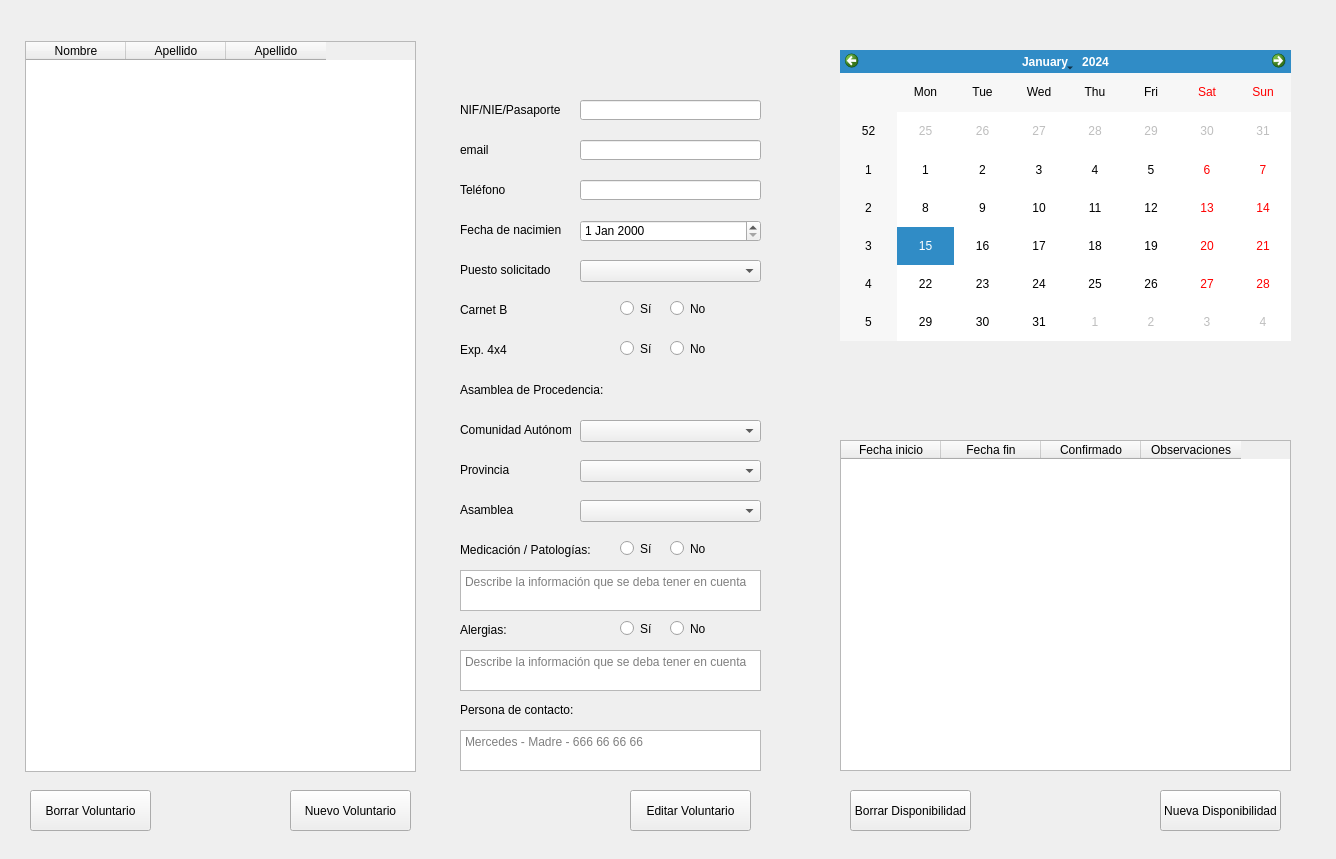
First picture: the form in src/ui/pages/volunteer_page.ui, repository BeCuber/Turnomatic, before the edit.
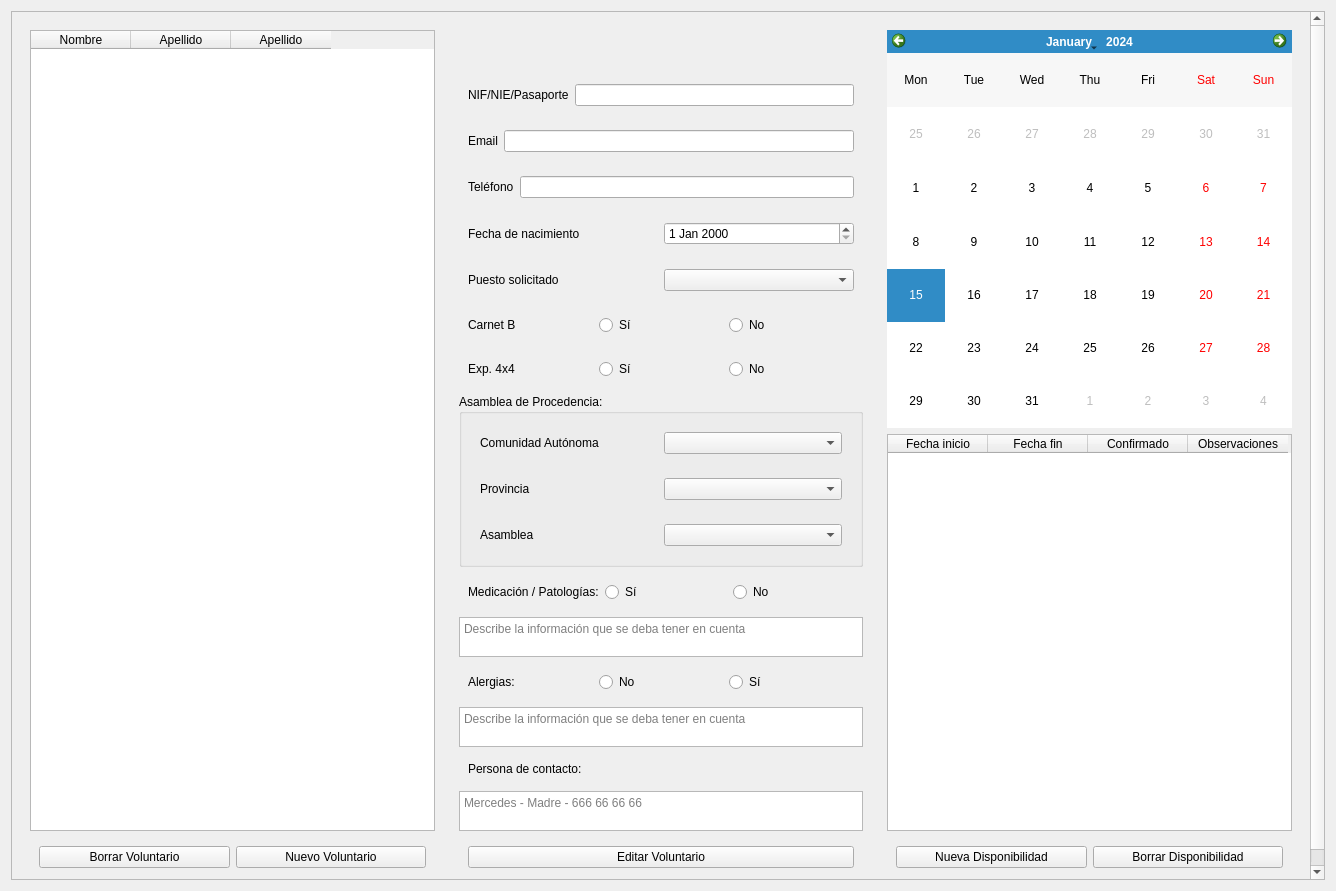
Second picture: the form after the edit.

Commit message: Refactor volunteer_page.py ui. There are now scrollbars. The layout has a better response. Changes edit-cancel-save buttons for volunteer.

The edit to the form file:
```diff
--- a/src/ui/pages/volunteer_page.ui
+++ b/src/ui/pages/volunteer_page.ui
@@ -7,18 +7,42 @@
     <x>0</x>
     <y>0</y>
     <width>1336</width>
-    <height>859</height>
+    <height>891</height>
    </rect>
   </property>
+  <property name="sizePolicy">
+   <sizepolicy hsizetype="Expanding" vsizetype="Expanding">
+    <horstretch>0</horstretch>
+    <verstretch>0</verstretch>
+   </sizepolicy>
+  </property>
+  <layout class="QHBoxLayout" name="horizontalLayout">
+   <item>
+    <widget class="QScrollArea" name="scrollArea">
+     <property name="widgetResizable">
+      <bool>true</bool>
+     </property>
+     <widget class="QWidget" name="scrollAreaWidgetContents">
+      <property name="geometry">
+       <rect>
+        <x>0</x>
+        <y>0</y>
+        <width>1316</width>
+        <height>871</height>
+       </rect>
+      </property>
+      <layout class="QHBoxLayout" name="horizontalLayout_2">
+       <item>
+        <widget class="QWidget" name="widgetLeft" native="true">
+         <property name="sizePolicy">
+          <sizepolicy hsizetype="Expanding" vsizetype="Preferred">
+           <horstretch>0</horstretch>
+           <verstretch>0</verstretch>
+          </sizepolicy>
+         </property>
+         <layout class="QVBoxLayout" name="verticalLayout_4">
+          <item>
   <widget class="QTableWidget" name="allVolunteerTableWidget">
-   <property name="geometry">
-    <rect>
-     <x>25</x>
-     <y>41</y>
-     <width>391</width>
-     <height>731</height>
-    </rect>
-   </property>
    <column>
     <property name="text">
      <string>Nombre</string>
@@ -35,14 +59,52 @@
     </property>
    </column>
   </widget>
+          </item>
+          <item>
+           <widget class="QWidget" name="widgetLBtn" native="true">
+            <property name="sizePolicy">
+             <sizepolicy hsizetype="Expanding" vsizetype="Preferred">
+              <horstretch>0</horstretch>
+              <verstretch>0</verstretch>
+             </sizepolicy>
+            </property>
+            <layout class="QHBoxLayout" name="horizontalLayout_18">
+             <item>
+              <widget class="QPushButton" name="btnDeleteVolunteer">
+               <property name="text">
+                <string>Borrar Voluntario</string>
+               </property>
+              </widget>
+             </item>
+             <item>
+              <widget class="QPushButton" name="btnAddVolunteer">
+               <property name="text">
+                <string>Nuevo Voluntario</string>
+               </property>
+              </widget>
+             </item>
+            </layout>
+           </widget>
+          </item>
+         </layout>
+        </widget>
+       </item>
+       <item>
+        <widget class="QWidget" name="widgetCenter" native="true">
+         <property name="sizePolicy">
+          <sizepolicy hsizetype="Expanding" vsizetype="Preferred">
+           <horstretch>0</horstretch>
+           <verstretch>0</verstretch>
+          </sizepolicy>
+         </property>
+         <layout class="QVBoxLayout" name="verticalLayout_7">
+          <item>
   <widget class="QLabel" name="labelNameVolunteer">
-   <property name="geometry">
-    <rect>
-     <x>460</x>
-     <y>50</y>
-     <width>301</width>
-     <height>31</height>
-    </rect>
+            <property name="sizePolicy">
+             <sizepolicy hsizetype="Expanding" vsizetype="Preferred">
+              <horstretch>0</horstretch>
+              <verstretch>0</verstretch>
+             </sizepolicy>
    </property>
    <property name="font">
     <font>
@@ -57,428 +119,456 @@
     <string/>
    </property>
   </widget>
-  <widget class="QLineEdit" name="lineEditPhone">
-   <property name="geometry">
-    <rect>
-     <x>580</x>
-     <y>180</y>
-     <width>181</width>
-     <height>20</height>
-    </rect>
-   </property>
-  </widget>
-  <widget class="QDateEdit" name="dateEditBirth">
-   <property name="geometry">
-    <rect>
-     <x>580</x>
-     <y>220</y>
-     <width>181</width>
-     <height>22</height>
-    </rect>
-   </property>
-  </widget>
-  <widget class="QLabel" name="labelTlf">
-   <property name="geometry">
-    <rect>
-     <x>460</x>
-     <y>180</y>
-     <width>101</width>
-     <height>20</height>
-    </rect>
-   </property>
-   <property name="text">
-    <string>Teléfono</string>
-   </property>
-  </widget>
-  <widget class="QLabel" name="labelBirthdate">
-   <property name="geometry">
-    <rect>
-     <x>460</x>
-     <y>220</y>
-     <width>101</width>
-     <height>20</height>
-    </rect>
-   </property>
-   <property name="text">
-    <string>Fecha de nacimiento</string>
-   </property>
-  </widget>
+          </item>
+          <item>
+           <widget class="QWidget" name="widgetDNI" native="true">
+            <property name="sizePolicy">
+             <sizepolicy hsizetype="Expanding" vsizetype="Expanding">
+              <horstretch>0</horstretch>
+              <verstretch>0</verstretch>
+             </sizepolicy>
+            </property>
+            <layout class="QHBoxLayout" name="horizontalLayout_20">
+             <item>
   <widget class="QLabel" name="labelID">
-   <property name="geometry">
-    <rect>
-     <x>460</x>
-     <y>100</y>
-     <width>101</width>
-     <height>20</height>
-    </rect>
-   </property>
    <property name="text">
     <string>NIF/NIE/Pasaporte</string>
    </property>
   </widget>
+             </item>
+             <item>
   <widget class="QLineEdit" name="lineEditDNI">
-   <property name="geometry">
-    <rect>
-     <x>580</x>
-     <y>100</y>
-     <width>181</width>
-     <height>20</height>
-    </rect>
-   </property>
    <property name="placeholderText">
     <string/>
    </property>
   </widget>
+             </item>
+            </layout>
+           </widget>
+          </item>
+          <item>
+           <widget class="QWidget" name="widgetEmail" native="true">
+            <property name="sizePolicy">
+             <sizepolicy hsizetype="Expanding" vsizetype="Expanding">
+              <horstretch>0</horstretch>
+              <verstretch>0</verstretch>
+             </sizepolicy>
+            </property>
+            <layout class="QHBoxLayout" name="horizontalLayout_21">
+             <item>
   <widget class="QLabel" name="labelEmail">
-   <property name="geometry">
-    <rect>
-     <x>460</x>
-     <y>140</y>
-     <width>101</width>
-     <height>20</height>
-    </rect>
-   </property>
    <property name="text">
-    <string>email</string>
-   </property>
-  </widget>
-  <widget class="QLineEdit" name="lineEditEmail">
-   <property name="geometry">
-    <rect>
-     <x>580</x>
-     <y>140</y>
-     <width>181</width>
-     <height>20</height>
-    </rect>
-   </property>
-  </widget>
-  <widget class="QComboBox" name="comboBoxCcaa">
-   <property name="geometry">
-    <rect>
-     <x>580</x>
-     <y>420</y>
-     <width>181</width>
-     <height>22</height>
-    </rect>
-   </property>
-  </widget>
-  <widget class="QComboBox" name="comboBoxProvince">
-   <property name="geometry">
-    <rect>
-     <x>580</x>
-     <y>460</y>
-     <width>181</width>
-     <height>22</height>
-    </rect>
-   </property>
-  </widget>
-  <widget class="QComboBox" name="comboBoxAssembly">
-   <property name="geometry">
-    <rect>
-     <x>580</x>
-     <y>500</y>
-     <width>181</width>
-     <height>22</height>
-    </rect>
-   </property>
-  </widget>
-  <widget class="QLabel" name="labelCcaa">
-   <property name="geometry">
-    <rect>
-     <x>460</x>
-     <y>420</y>
-     <width>111</width>
-     <height>20</height>
-    </rect>
-   </property>
+                <string>Email</string>
+               </property>
+              </widget>
+             </item>
+             <item>
+              <widget class="QLineEdit" name="lineEditEmail"/>
+             </item>
+            </layout>
+           </widget>
+          </item>
+          <item>
+           <widget class="QWidget" name="widgetPhone" native="true">
+            <property name="sizePolicy">
+             <sizepolicy hsizetype="Expanding" vsizetype="Expanding">
+              <horstretch>0</horstretch>
+              <verstretch>0</verstretch>
+             </sizepolicy>
+            </property>
+            <layout class="QHBoxLayout" name="horizontalLayout_22">
+             <item>
+              <widget class="QLabel" name="labelTlf">
+               <property name="text">
+                <string>Teléfono</string>
+               </property>
+              </widget>
+             </item>
+             <item>
+              <widget class="QLineEdit" name="lineEditPhone"/>
+             </item>
+            </layout>
+           </widget>
+          </item>
+          <item>
+           <widget class="QWidget" name="widgetBirthDate" native="true">
+            <property name="sizePolicy">
+             <sizepolicy hsizetype="Expanding" vsizetype="Expanding">
+              <horstretch>0</horstretch>
+              <verstretch>0</verstretch>
+             </sizepolicy>
+            </property>
+            <layout class="QHBoxLayout" name="horizontalLayout_23">
+             <item>
+              <widget class="QLabel" name="labelBirthdate">
    <property name="text">
-    <string>Comunidad Autónoma</string>
-   </property>
-  </widget>
-  <widget class="QLabel" name="labelProvince">
-   <property name="geometry">
-    <rect>
-     <x>460</x>
-     <y>460</y>
-     <width>111</width>
-     <height>20</height>
-    </rect>
-   </property>
-   <property name="text">
-    <string>Provincia</string>
-   </property>
-  </widget>
-  <widget class="QLabel" name="labelAssembly">
-   <property name="geometry">
-    <rect>
-     <x>460</x>
-     <y>500</y>
-     <width>111</width>
-     <height>20</height>
-    </rect>
-   </property>
+                <string>Fecha de nacimiento</string>
+               </property>
+              </widget>
+             </item>
+             <item>
+              <widget class="QDateEdit" name="dateEditBirth"/>
+             </item>
+            </layout>
+           </widget>
+          </item>
+          <item>
+           <widget class="QWidget" name="widgetPosition" native="true">
+            <property name="sizePolicy">
+             <sizepolicy hsizetype="Expanding" vsizetype="Expanding">
+              <horstretch>0</horstretch>
+              <verstretch>0</verstretch>
+             </sizepolicy>
+            </property>
+            <layout class="QHBoxLayout" name="horizontalLayout_24">
+             <item>
+              <widget class="QLabel" name="labelPosition">
    <property name="text">
-    <string>Asamblea</string>
-   </property>
-  </widget>
+                <string>Puesto solicitado</string>
+               </property>
+              </widget>
+             </item>
+             <item>
+              <widget class="QComboBox" name="comboBoxPosition"/>
+             </item>
+            </layout>
+           </widget>
+          </item>
+          <item>
+           <widget class="QWidget" name="widgetCarnet" native="true">
+            <property name="sizePolicy">
+             <sizepolicy hsizetype="Expanding" vsizetype="Expanding">
+              <horstretch>0</horstretch>
+              <verstretch>0</verstretch>
+             </sizepolicy>
+            </property>
+            <layout class="QHBoxLayout" name="horizontalLayout_25">
+             <item>
   <widget class="QLabel" name="labelCarnet">
-   <property name="geometry">
-    <rect>
-     <x>460</x>
-     <y>300</y>
-     <width>61</width>
-     <height>20</height>
-    </rect>
-   </property>
    <property name="text">
     <string>Carnet B</string>
    </property>
   </widget>
+             </item>
+             <item>
   <widget class="QRadioButton" name="radioButtonCarnetYes">
-   <property name="geometry">
-    <rect>
-     <x>620</x>
-     <y>300</y>
-     <width>41</width>
-     <height>17</height>
-    </rect>
-   </property>
    <property name="text">
     <string>Sí</string>
    </property>
   </widget>
+             </item>
+             <item>
   <widget class="QRadioButton" name="radioButtonCarnetNo">
-   <property name="geometry">
-    <rect>
-     <x>670</x>
-     <y>300</y>
-     <width>41</width>
-     <height>17</height>
-    </rect>
-   </property>
    <property name="text">
     <string>No</string>
    </property>
   </widget>
+             </item>
+            </layout>
+           </widget>
+          </item>
+          <item>
+           <widget class="QWidget" name="widget4x4" native="true">
+            <property name="sizePolicy">
+             <sizepolicy hsizetype="Expanding" vsizetype="Expanding">
+              <horstretch>0</horstretch>
+              <verstretch>0</verstretch>
+             </sizepolicy>
+            </property>
+            <layout class="QHBoxLayout" name="horizontalLayout_26">
+             <item>
   <widget class="QLabel" name="labelExp4x4">
-   <property name="geometry">
-    <rect>
-     <x>460</x>
-     <y>340</y>
-     <width>61</width>
-     <height>20</height>
-    </rect>
-   </property>
    <property name="text">
     <string>Exp. 4x4</string>
    </property>
   </widget>
-  <widget class="QRadioButton" name="radioButton4x4No">
-   <property name="geometry">
-    <rect>
-     <x>670</x>
-     <y>340</y>
-     <width>41</width>
-     <height>17</height>
-    </rect>
-   </property>
-   <property name="text">
-    <string>No</string>
-   </property>
-  </widget>
+             </item>
+             <item>
   <widget class="QRadioButton" name="radioButton4x4Yes">
-   <property name="geometry">
-    <rect>
-     <x>620</x>
-     <y>340</y>
-     <width>41</width>
-     <height>17</height>
-    </rect>
-   </property>
    <property name="text">
     <string>Sí</string>
    </property>
   </widget>
-  <widget class="QComboBox" name="comboBoxPosition">
-   <property name="geometry">
-    <rect>
-     <x>580</x>
-     <y>260</y>
-     <width>181</width>
-     <height>22</height>
-    </rect>
-   </property>
-  </widget>
-  <widget class="QLabel" name="labelPosition">
-   <property name="geometry">
-    <rect>
-     <x>460</x>
-     <y>260</y>
-     <width>91</width>
-     <height>20</height>
-    </rect>
-   </property>
+             </item>
+             <item>
+              <widget class="QRadioButton" name="radioButton4x4No">
    <property name="text">
-    <string>Puesto solicitado</string>
-   </property>
-  </widget>
-  <widget class="QLabel" name="labelAsambleaProcedencia">
-   <property name="geometry">
-    <rect>
-     <x>460</x>
-     <y>380</y>
-     <width>151</width>
-     <height>20</height>
-    </rect>
-   </property>
-   <property name="font">
-    <font>
-     <pointsize>9</pointsize>
-    </font>
-   </property>
-   <property name="text">
+                <string>No</string>
+               </property>
+              </widget>
+             </item>
+            </layout>
+           </widget>
+          </item>
+          <item>
+           <widget class="QGroupBox" name="gBAssembly">
+            <property name="sizePolicy">
+             <sizepolicy hsizetype="Expanding" vsizetype="Expanding">
+              <horstretch>0</horstretch>
+              <verstretch>0</verstretch>
+             </sizepolicy>
+            </property>
+            <property name="title">
     <string>Asamblea de Procedencia:</string>
    </property>
-  </widget>
+            <layout class="QVBoxLayout" name="verticalLayout_8">
+             <item>
+              <widget class="QWidget" name="widgetCcaa" native="true">
+               <property name="sizePolicy">
+                <sizepolicy hsizetype="Expanding" vsizetype="Expanding">
+                 <horstretch>0</horstretch>
+                 <verstretch>0</verstretch>
+                </sizepolicy>
+               </property>
+               <layout class="QHBoxLayout" name="horizontalLayout_27">
+                <item>
+                 <widget class="QLabel" name="labelCcaa">
+                  <property name="text">
+                   <string>Comunidad Autónoma</string>
+                  </property>
+                 </widget>
+                </item>
+                <item>
+                 <widget class="QComboBox" name="comboBoxCcaa"/>
+                </item>
+               </layout>
+              </widget>
+             </item>
+             <item>
+              <widget class="QWidget" name="widgetProvince" native="true">
+               <property name="sizePolicy">
+                <sizepolicy hsizetype="Expanding" vsizetype="Expanding">
+                 <horstretch>0</horstretch>
+                 <verstretch>0</verstretch>
+                </sizepolicy>
+               </property>
+               <layout class="QHBoxLayout" name="horizontalLayout_28">
+                <item>
+                 <widget class="QLabel" name="labelProvince">
+                  <property name="text">
+                   <string>Provincia</string>
+                  </property>
+                 </widget>
+                </item>
+                <item>
+                 <widget class="QComboBox" name="comboBoxProvince"/>
+                </item>
+               </layout>
+              </widget>
+             </item>
+             <item>
+              <widget class="QWidget" name="widgetAssembly" native="true">
+               <property name="sizePolicy">
+                <sizepolicy hsizetype="Expanding" vsizetype="Expanding">
+                 <horstretch>0</horstretch>
+                 <verstretch>0</verstretch>
+                </sizepolicy>
+               </property>
+               <layout class="QHBoxLayout" name="horizontalLayout_29">
+                <item>
+                 <widget class="QLabel" name="labelAssembly">
+                  <property name="text">
+                   <string>Asamblea</string>
+                  </property>
+                 </widget>
+                </item>
+                <item>
+                 <widget class="QComboBox" name="comboBoxAssembly"/>
+                </item>
+               </layout>
+              </widget>
+             </item>
+            </layout>
+           </widget>
+          </item>
+          <item>
+           <widget class="QWidget" name="widgetMedYesNo" native="true">
+            <property name="sizePolicy">
+             <sizepolicy hsizetype="Expanding" vsizetype="Expanding">
+              <horstretch>0</horstretch>
+              <verstretch>0</verstretch>
+             </sizepolicy>
+            </property>
+            <layout class="QHBoxLayout" name="horizontalLayout_30">
+             <item>
   <widget class="QLabel" name="labelMedication">
-   <property name="geometry">
-    <rect>
-     <x>460</x>
-     <y>540</y>
-     <width>151</width>
-     <height>20</height>
-    </rect>
-   </property>
    <property name="text">
     <string>Medicación / Patologías:</string>
    </property>
   </widget>
-  <widget class="QLabel" name="labelContactPerson">
-   <property name="geometry">
-    <rect>
-     <x>460</x>
-     <y>700</y>
-     <width>151</width>
-     <height>20</height>
-    </rect>
-   </property>
+             </item>
+             <item>
+              <widget class="QRadioButton" name="radioButtonMedicationYes">
+               <property name="text">
+                <string>Sí</string>
+               </property>
+              </widget>
+             </item>
+             <item>
+              <widget class="QRadioButton" name="radioButtonMedicationNo">
    <property name="text">
-    <string>Persona de contacto:</string>
-   </property>
-  </widget>
+                <string>No</string>
+               </property>
+              </widget>
+             </item>
+            </layout>
+           </widget>
+          </item>
+          <item>
+           <widget class="QPlainTextEdit" name="plainTextEditMedication">
+            <property name="sizePolicy">
+             <sizepolicy hsizetype="Expanding" vsizetype="Expanding">
+              <horstretch>0</horstretch>
+              <verstretch>0</verstretch>
+             </sizepolicy>
+            </property>
+            <property name="maximumSize">
+             <size>
+              <width>16777215</width>
+              <height>40</height>
+             </size>
+            </property>
+            <property name="placeholderText">
+             <string>Describe la información que se deba tener en cuenta</string>
+            </property>
+           </widget>
+          </item>
+          <item>
+           <widget class="QWidget" name="widgetAllergyYesNo" native="true">
+            <property name="sizePolicy">
+             <sizepolicy hsizetype="Expanding" vsizetype="Expanding">
+              <horstretch>0</horstretch>
+              <verstretch>0</verstretch>
+             </sizepolicy>
+            </property>
+            <layout class="QHBoxLayout" name="horizontalLayout_31">
+             <item>
   <widget class="QLabel" name="labelAllergies">
-   <property name="geometry">
-    <rect>
-     <x>460</x>
-     <y>620</y>
-     <width>151</width>
-     <height>20</height>
-    </rect>
-   </property>
    <property name="text">
     <string>Alergias:</string>
    </property>
   </widget>
-  <widget class="QPlainTextEdit" name="plainTextEditMedication">
-   <property name="geometry">
-    <rect>
-     <x>460</x>
-     <y>570</y>
-     <width>301</width>
-     <height>41</height>
-    </rect>
-   </property>
-   <property name="placeholderText">
-    <string>Describe la información que se deba tener en cuenta</string>
-   </property>
-  </widget>
+             </item>
+             <item>
+              <widget class="QRadioButton" name="radioButtonAllergyNo">
+               <property name="text">
+                <string>No</string>
+               </property>
+              </widget>
+             </item>
+             <item>
+              <widget class="QRadioButton" name="radioButtonAllergyYes">
+               <property name="text">
+                <string>Sí</string>
+               </property>
+              </widget>
+             </item>
+            </layout>
+           </widget>
+          </item>
+          <item>
   <widget class="QPlainTextEdit" name="plainTextEditAllergies">
-   <property name="geometry">
-    <rect>
-     <x>460</x>
-     <y>650</y>
-     <width>301</width>
-     <height>41</height>
-    </rect>
+            <property name="sizePolicy">
+             <sizepolicy hsizetype="Expanding" vsizetype="Expanding">
+              <horstretch>0</horstretch>
+              <verstretch>0</verstretch>
+             </sizepolicy>
+            </property>
+            <property name="maximumSize">
+             <size>
+              <width>16777215</width>
+              <height>40</height>
+             </size>
    </property>
    <property name="placeholderText">
     <string>Describe la información que se deba tener en cuenta</string>
    </property>
   </widget>
+          </item>
+          <item>
+           <widget class="QWidget" name="widgetLabelContact" native="true">
+            <property name="sizePolicy">
+             <sizepolicy hsizetype="Expanding" vsizetype="Expanding">
+              <horstretch>0</horstretch>
+              <verstretch>0</verstretch>
+             </sizepolicy>
+            </property>
+            <layout class="QHBoxLayout" name="horizontalLayout_32">
+             <item>
+              <widget class="QLabel" name="labelContactPerson">
+               <property name="text">
+                <string>Persona de contacto:</string>
+               </property>
+              </widget>
+             </item>
+            </layout>
+           </widget>
+          </item>
+          <item>
   <widget class="QPlainTextEdit" name="plainTextEditContactPerson">
-   <property name="geometry">
-    <rect>
-     <x>460</x>
-     <y>730</y>
-     <width>301</width>
-     <height>41</height>
-    </rect>
+            <property name="sizePolicy">
+             <sizepolicy hsizetype="Expanding" vsizetype="Expanding">
+              <horstretch>0</horstretch>
+              <verstretch>0</verstretch>
+             </sizepolicy>
+            </property>
+            <property name="maximumSize">
+             <size>
+              <width>16777215</width>
+              <height>40</height>
+             </size>
    </property>
    <property name="placeholderText">
     <string>Mercedes - Madre - 666 66 66 66</string>
    </property>
   </widget>
-  <widget class="QRadioButton" name="radioButtonMedicationYes">
-   <property name="geometry">
-    <rect>
-     <x>620</x>
-     <y>540</y>
-     <width>41</width>
-     <height>17</height>
-    </rect>
-   </property>
-   <property name="text">
-    <string>Sí</string>
-   </property>
-  </widget>
-  <widget class="QRadioButton" name="radioButtonMedicationNo">
-   <property name="geometry">
-    <rect>
-     <x>670</x>
-     <y>540</y>
-     <width>41</width>
-     <height>17</height>
-    </rect>
-   </property>
+          </item>
+          <item>
+           <widget class="QWidget" name="widgetCBtn" native="true">
+            <property name="sizePolicy">
+             <sizepolicy hsizetype="Expanding" vsizetype="Preferred">
+              <horstretch>0</horstretch>
+              <verstretch>0</verstretch>
+             </sizepolicy>
+            </property>
+            <layout class="QHBoxLayout" name="horizontalLayout_33">
+             <item>
+              <widget class="QPushButton" name="btnEditVolunteer">
+               <property name="sizePolicy">
+                <sizepolicy hsizetype="Expanding" vsizetype="Fixed">
+                 <horstretch>0</horstretch>
+                 <verstretch>0</verstretch>
+                </sizepolicy>
+               </property>
    <property name="text">
-    <string>No</string>
-   </property>
-  </widget>
-  <widget class="QRadioButton" name="radioButtonAllergyYes">
-   <property name="geometry">
-    <rect>
-     <x>620</x>
-     <y>620</y>
-     <width>41</width>
-     <height>17</height>
-    </rect>
-   </property>
-   <property name="text">
-    <string>Sí</string>
-   </property>
-  </widget>
-  <widget class="QRadioButton" name="radioButtonAllergyNo">
-   <property name="geometry">
-    <rect>
-     <x>670</x>
-     <y>620</y>
-     <width>41</width>
-     <height>17</height>
-    </rect>
-   </property>
-   <property name="text">
-    <string>No</string>
-   </property>
-  </widget>
+                <string>Editar Voluntario</string>
+               </property>
+              </widget>
+             </item>
+            </layout>
+           </widget>
+          </item>
+         </layout>
+        </widget>
+       </item>
+       <item>
+        <widget class="QWidget" name="widgetRight" native="true">
+         <property name="sizePolicy">
+          <sizepolicy hsizetype="Expanding" vsizetype="Preferred">
+           <horstretch>0</horstretch>
+           <verstretch>0</verstretch>
+          </sizepolicy>
+         </property>
+         <layout class="QVBoxLayout" name="verticalLayout_6">
+          <item>
+           <widget class="QCalendarWidget" name="calendarWidgetIndividual">
+            <property name="verticalHeaderFormat">
+             <enum>QCalendarWidget::NoVerticalHeader</enum>
+            </property>
+           </widget>
+          </item>
+          <item>
   <widget class="QTableWidget" name="tableWidgetIndividualAvailability">
-   <property name="geometry">
-    <rect>
-     <x>840</x>
-     <y>440</y>
-     <width>451</width>
-     <height>331</height>
-    </rect>
-   </property>
    <column>
     <property name="text">
      <string>Fecha inicio</string>
@@ -500,81 +590,41 @@
     </property>
    </column>
   </widget>
-  <widget class="QCalendarWidget" name="calendarWidgetIndividual">
-   <property name="geometry">
-    <rect>
-     <x>840</x>
-     <y>50</y>
-     <width>451</width>
-     <height>291</height>
-    </rect>
-   </property>
-  </widget>
-  <widget class="QPushButton" name="btnAddVolunteer">
-   <property name="geometry">
-    <rect>
-     <x>290</x>
-     <y>790</y>
-     <width>121</width>
-     <height>41</height>
-    </rect>
-   </property>
-   <property name="text">
-    <string>Nuevo Voluntario</string>
-   </property>
-  </widget>
-  <widget class="QPushButton" name="btnDeleteVolunteer">
-   <property name="geometry">
-    <rect>
-     <x>30</x>
-     <y>790</y>
-     <width>121</width>
-     <height>41</height>
-    </rect>
-   </property>
-   <property name="text">
-    <string>Borrar Voluntario</string>
-   </property>
-  </widget>
+          </item>
+          <item>
+           <widget class="QWidget" name="widgetRBtn" native="true">
+            <property name="sizePolicy">
+             <sizepolicy hsizetype="Expanding" vsizetype="Preferred">
+              <horstretch>0</horstretch>
+              <verstretch>0</verstretch>
+             </sizepolicy>
+            </property>
+            <layout class="QHBoxLayout" name="horizontalLayout_19">
+             <item>
   <widget class="QPushButton" name="btnAddAvailability">
-   <property name="geometry">
-    <rect>
-     <x>1160</x>
-     <y>790</y>
-     <width>121</width>
-     <height>41</height>
-    </rect>
-   </property>
    <property name="text">
     <string>Nueva Disponibilidad</string>
    </property>
   </widget>
+             </item>
+             <item>
   <widget class="QPushButton" name="btnDeleteAvailability">
-   <property name="geometry">
-    <rect>
-     <x>850</x>
-     <y>790</y>
-     <width>121</width>
-     <height>41</height>
-    </rect>
-   </property>
    <property name="text">
     <string>Borrar Disponibilidad</string>
    </property>
   </widget>
-  <widget class="QPushButton" name="btnEditVolunteer">
-   <property name="geometry">
-    <rect>
-     <x>630</x>
-     <y>790</y>
-     <width>121</width>
-     <height>41</height>
-    </rect>
-   </property>
-   <property name="text">
-    <string>Editar Voluntario</string>
-   </property>
-  </widget>
+             </item>
+            </layout>
+           </widget>
+          </item>
+         </layout>
+        </widget>
+       </item>
+      </layout>
+     </widget>
+    </widget>
+   </item>
+  </layout>
  </widget>
  <resources/>
  <connections/>
```
Lines whose indentation alone changed are shown as unchanged. The commit also changes 5 other files.
